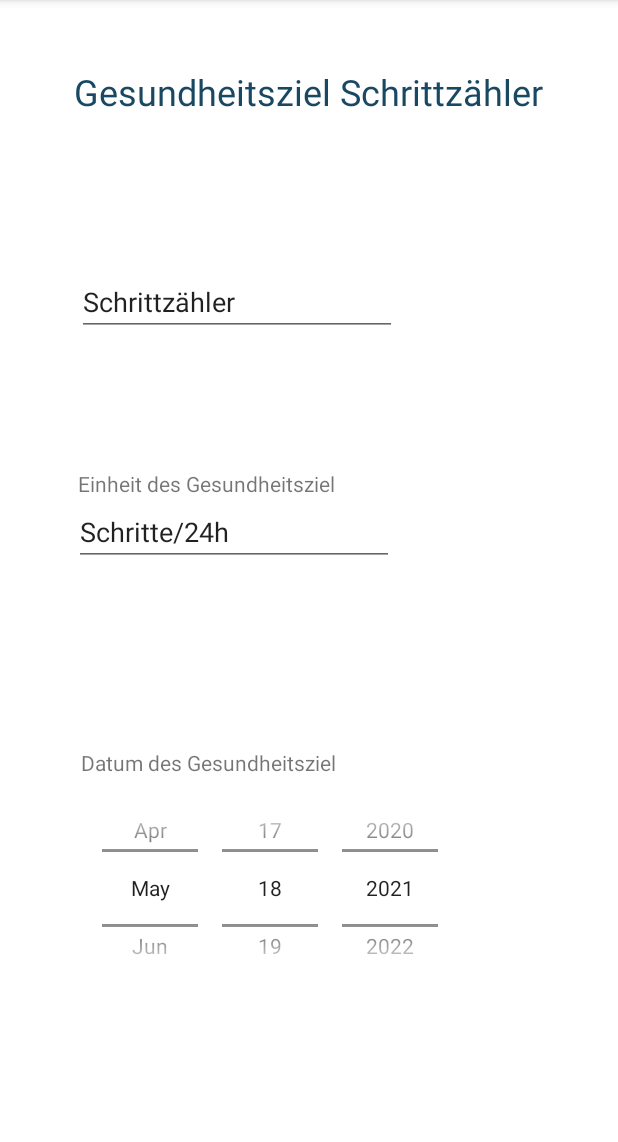
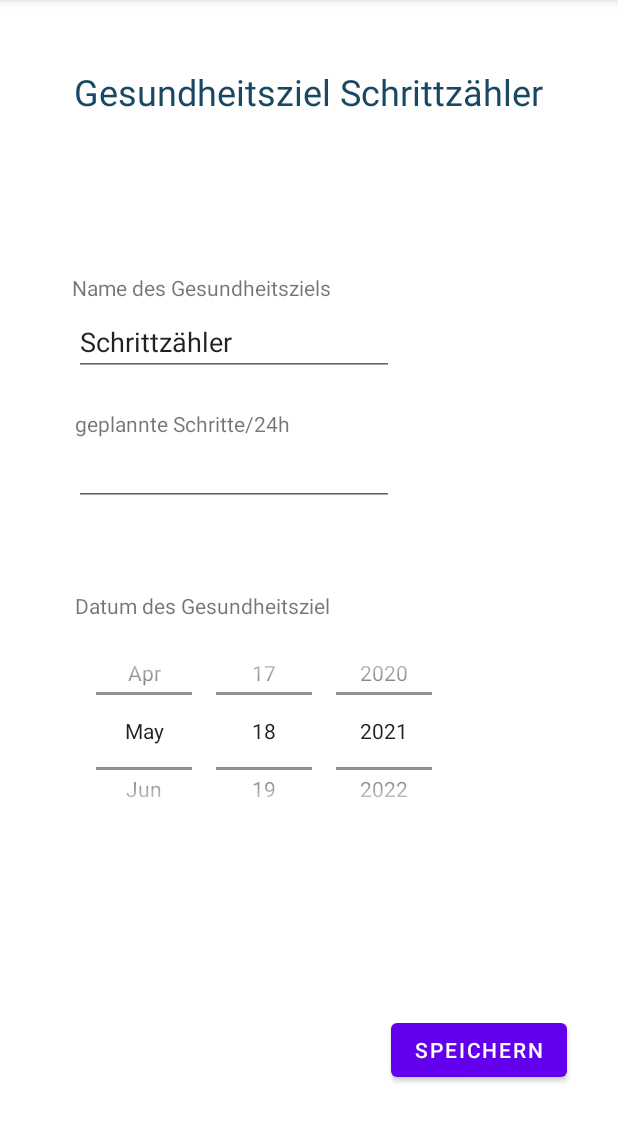
Before and after one commit to StepUp-eHealth-Application/StepUp-Frontend, an Android app: the gesundheitszieleSetztenAendern screen opened directly, with no data from a screen before it, on a phone screen of 412 x 824 dp, the part 84-1226 px from its top. Run offline under Robolectric (Android 15) with nearby library versions, the phone set to English and light mode, and no system bars.

Commit message:
geplannte Schritte hinzugefuegt

```diff
--- a/app/src/main/res/layout/activity_gesundheitsziele_setzten_aendern.xml
+++ b/app/src/main/res/layout/activity_gesundheitsziele_setzten_aendern.xml
@@ -6,6 +6,16 @@
     android:layout_height="match_parent"
     tools:context=".gesundheitszieleSetztenAendern">
 
+
+    <TextView
+        android:id="@+id/textView6"
+        android:layout_width="wrap_content"
+        android:layout_height="wrap_content"
+        android:text="geplannte Schritte/24h"
+        app:layout_constraintBottom_toTopOf="@+id/editTextNumber"
+        app:layout_constraintEnd_toEndOf="parent"
+        app:layout_constraintHorizontal_bias="0.186"
+        app:layout_constraintStart_toStartOf="parent" />
 
     <TextView
         android:id="@+id/textView2"
@@ -30,10 +40,10 @@
         android:datePickerMode="spinner"
         app:layout_constraintBottom_toBottomOf="parent"
         app:layout_constraintEnd_toEndOf="parent"
-        app:layout_constraintHorizontal_bias="0.357"
+        app:layout_constraintHorizontal_bias="0.331"
         app:layout_constraintStart_toStartOf="parent"
         app:layout_constraintTop_toTopOf="parent"
-        app:layout_constraintVertical_bias="0.835" />
+        app:layout_constraintVertical_bias="0.667" />
 
     <TextView
         android:id="@+id/textView3"
@@ -42,21 +52,8 @@
         android:text="Datum des Gesundheitsziel"
         app:layout_constraintBottom_toTopOf="@+id/datePicker1"
         app:layout_constraintEnd_toEndOf="parent"
-        app:layout_constraintHorizontal_bias="0.223"
+        app:layout_constraintHorizontal_bias="0.207"
         app:layout_constraintStart_toStartOf="parent" />
-
-    <TextView
-        android:id="@+id/textView4"
-        android:layout_width="wrap_content"
-        android:layout_height="wrap_content"
-        android:layout_marginTop="196dp"
-        android:text="Name des Gesundheitsziel"
-        app:layout_constraintBottom_toTopOf="@+id/editTextTextPersonName"
-        app:layout_constraintEnd_toEndOf="parent"
-        app:layout_constraintHorizontal_bias="0.212"
-        app:layout_constraintStart_toStartOf="parent"
-        app:layout_constraintTop_toTopOf="parent"
-        app:layout_constraintVertical_bias="1.0" />
 
     <EditText
         android:id="@+id/editTextTextPersonName"
@@ -67,34 +64,43 @@
         android:text="Schrittzähler"
         app:layout_constraintBottom_toBottomOf="parent"
         app:layout_constraintEnd_toEndOf="parent"
-        app:layout_constraintHorizontal_bias="0.258"
+        app:layout_constraintHorizontal_bias="0.248"
         app:layout_constraintStart_toStartOf="parent"
         app:layout_constraintTop_toTopOf="parent"
-        app:layout_constraintVertical_bias="0.247" />
+        app:layout_constraintVertical_bias="0.284" />
 
-    <TextView
-        android:id="@+id/textView5"
+    <Button
+        android:id="@+id/button"
         android:layout_width="wrap_content"
         android:layout_height="wrap_content"
-        android:text="Einheit des Gesundheitsziel"
-        app:layout_constraintBottom_toTopOf="@+id/editTextTextPersonName2"
+        android:layout_marginBottom="44dp"
+        android:text="Speichern"
+        app:layout_constraintBottom_toBottomOf="parent"
         app:layout_constraintEnd_toEndOf="parent"
-        app:layout_constraintHorizontal_bias="0.216"
+        app:layout_constraintHorizontal_bias="0.884"
         app:layout_constraintStart_toStartOf="parent" />
 
     <EditText
-        android:id="@+id/editTextTextPersonName2"
+        android:id="@+id/editTextNumber"
         android:layout_width="wrap_content"
         android:layout_height="wrap_content"
+        android:layout_marginTop="292dp"
         android:ems="10"
-        android:inputType="textPersonName"
-        android:text="Schritte/24h"
-        app:layout_constraintBottom_toBottomOf="parent"
+        android:inputType="number"
         app:layout_constraintEnd_toEndOf="parent"
         app:layout_constraintHorizontal_bias="0.248"
         app:layout_constraintStart_toStartOf="parent"
-        app:layout_constraintTop_toTopOf="parent"
-        app:layout_constraintVertical_bias="0.459" /><![CDATA[
+        app:layout_constraintTop_toTopOf="parent" />
+
+    <TextView
+        android:id="@+id/textView4"
+        android:layout_width="wrap_content"
+        android:layout_height="wrap_content"
+        android:layout_marginStart="48dp"
+        android:layout_marginBottom="4dp"
+        android:text="Name des Gesundheitsziels"
+        app:layout_constraintBottom_toTopOf="@+id/editTextTextPersonName"
+        app:layout_constraintStart_toStartOf="parent" /><![CDATA[
 
 
 
```
